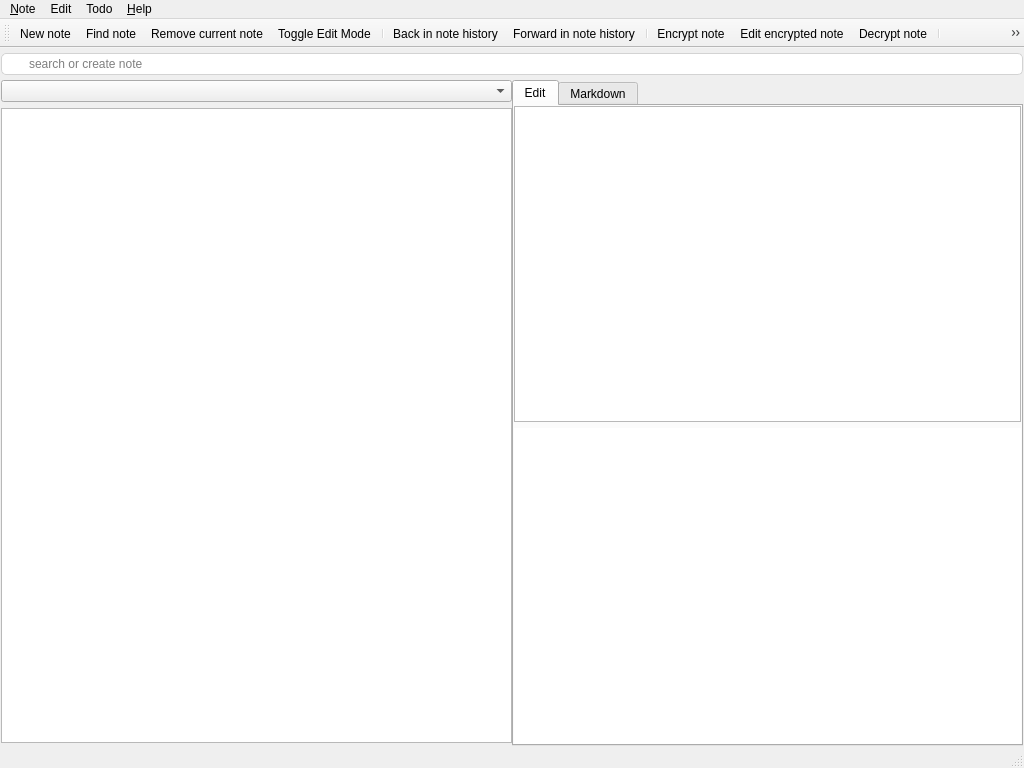
First picture: the form in src/mainwindow.ui, repository pbek/QOwnNotes, before the edit.
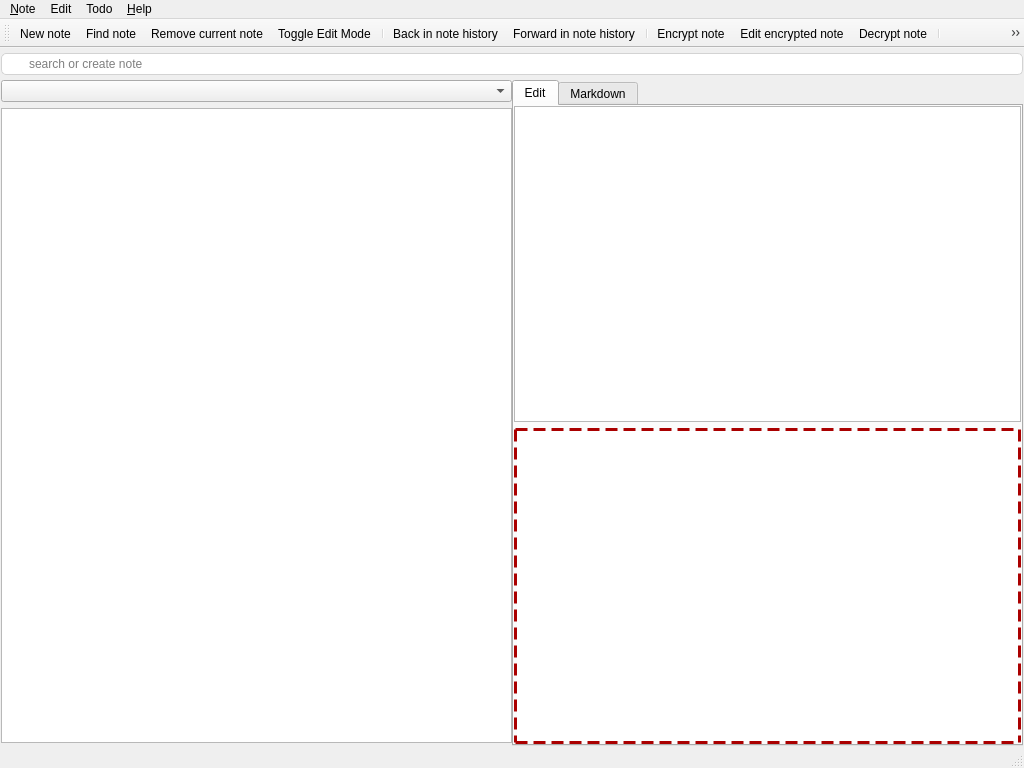
Second picture: the form after the edit. Icons and pictures are not drawn. Custom widgets are drawn as their Qt base class.

The edit to the form file:
```diff
--- a/src/mainwindow.ui
+++ b/src/mainwindow.ui
@@ -134,7 +134,7 @@
             </property>
             <property name="styleSheet">
              <string notr="true">QTextEdit {
-	border: #aa0000 3px solid inherit;
+	border: 3px dashed #aa0000;
 }
 </string>
             </property>
```
Left out of the diff: 5 changed lines with no effect on the pictures.
